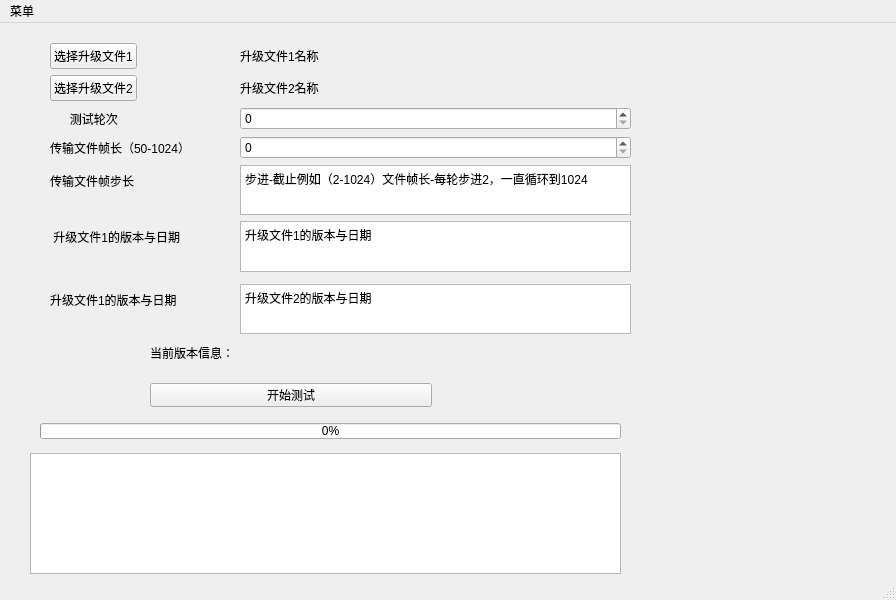
Qt form main_interface.ui (hellowangyu3/python) before a commit.
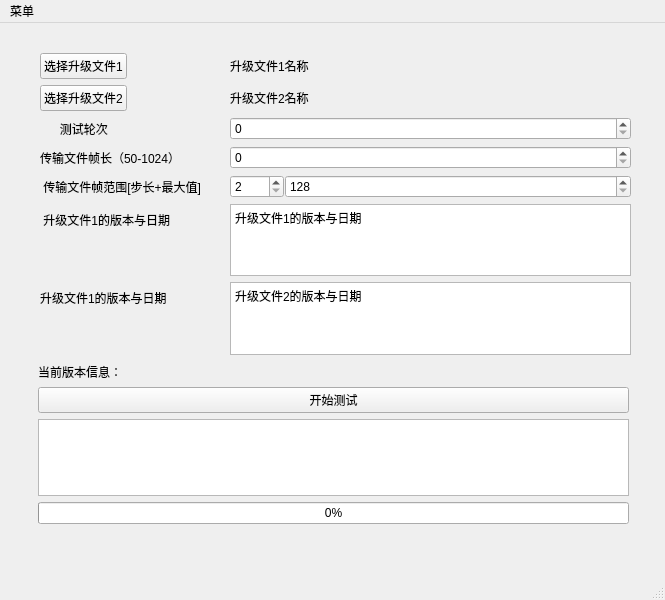
The same form after that commit.

Commit message: 改了帧范围取值以及ui设计，先这样吧，睡觉

Patch:
```diff
--- a/main_interface.ui
+++ b/main_interface.ui
@@ -6,7 +6,7 @@
    <rect>
     <x>0</x>
     <y>0</y>
-    <width>896</width>
+    <width>665</width>
     <height>600</height>
    </rect>
   </property>
@@ -14,62 +14,49 @@
    <string>MainWindow</string>
   </property>
   <widget class="QWidget" name="centralwidget">
-   <widget class="QPushButton" name="pushButtonupgrade">
+   <widget class="QWidget" name="gridLayoutWidget">
     <property name="geometry">
      <rect>
-      <x>150</x>
-      <y>360</y>
-      <width>282</width>
-      <height>24</height>
-     </rect>
-    </property>
-    <property name="text">
-     <string>开始测试</string>
-    </property>
-   </widget>
-   <widget class="QPlainTextEdit" name="plainTextEdit_3">
-    <property name="geometry">
-     <rect>
-      <x>30</x>
-      <y>430</y>
+      <x>38</x>
+      <y>340</y>
       <width>591</width>
-      <height>121</height>
+      <height>161</height>
      </rect>
     </property>
-   </widget>
-   <widget class="QLabel" name="label_7">
-    <property name="geometry">
-     <rect>
-      <x>150</x>
-      <y>320</y>
-      <width>281</width>
-      <height>20</height>
-     </rect>
-    </property>
-    <property name="text">
-     <string>当前版本信息：</string>
-    </property>
-   </widget>
-   <widget class="QProgressBar" name="progressBar">
-    <property name="geometry">
-     <rect>
-      <x>40</x>
-      <y>400</y>
-      <width>581</width>
-      <height>16</height>
-     </rect>
-    </property>
-    <property name="value">
-     <number>0</number>
-    </property>
+    <layout class="QGridLayout" name="gridLayout">
+     <item row="4" column="0">
+      <widget class="QPlainTextEdit" name="plainTextEdit_3"/>
+     </item>
+     <item row="2" column="0">
+      <widget class="QLabel" name="label_7">
+       <property name="text">
+        <string>当前版本信息：</string>
+       </property>
+      </widget>
+     </item>
+     <item row="3" column="0">
+      <widget class="QPushButton" name="pushButtonupgrade">
+       <property name="text">
+        <string>开始测试</string>
+       </property>
+      </widget>
+     </item>
+     <item row="5" column="0">
+      <widget class="QProgressBar" name="progressBar">
+       <property name="value">
+        <number>0</number>
+       </property>
+      </widget>
+     </item>
+    </layout>
    </widget>
    <widget class="QWidget" name="formLayoutWidget">
     <property name="geometry">
      <rect>
-      <x>50</x>
-      <y>20</y>
-      <width>581</width>
-      <height>291</height>
+      <x>40</x>
+      <y>30</y>
+      <width>591</width>
+      <height>302</height>
      </rect>
     </property>
     <layout class="QFormLayout" name="formLayout_3">
@@ -124,10 +111,40 @@
      <item row="6" column="0">
       <widget class="QLabel" name="label_8">
        <property name="text">
-        <string>传输文件帧步长             </string>
+        <string> 传输文件帧范围[步长+最大值]</string>
        </property>
       </widget>
      </item>
+     <item row="6" column="1">
+      <layout class="QFormLayout" name="formLayout">
+       <property name="horizontalSpacing">
+        <number>1</number>
+       </property>
+       <property name="verticalSpacing">
+        <number>2</number>
+       </property>
+       <item row="1" column="1">
+        <widget class="QSpinBox" name="spinBox_5step">
+         <property name="minimum">
+          <number>128</number>
+         </property>
+         <property name="maximum">
+          <number>1024</number>
+         </property>
+        </widget>
+       </item>
+       <item row="1" column="0">
+        <widget class="QSpinBox" name="spinBox_6maxsize">
+         <property name="minimum">
+          <number>2</number>
+         </property>
+         <property name="maximum">
+          <number>1022</number>
+         </property>
+        </widget>
+       </item>
+      </layout>
+     </item>
      <item row="7" column="0">
       <widget class="QLabel" name="label_5">
        <property name="text">
@@ -142,40 +159,20 @@
        </property>
       </widget>
      </item>
-     <item row="8" column="1">
-      <spacer name="verticalSpacer">
-       <property name="orientation">
-        <enum>Qt::Vertical</enum>
-       </property>
-       <property name="sizeHint" stdset="0">
-        <size>
-         <width>20</width>
-         <height>40</height>
-        </size>
-       </property>
-      </spacer>
-     </item>
-     <item row="9" column="0">
+     <item row="8" column="0">
       <widget class="QLabel" name="label_6">
        <property name="text">
         <string>升级文件1的版本与日期</string>
        </property>
       </widget>
      </item>
-     <item row="9" column="1">
+     <item row="8" column="1">
       <widget class="QPlainTextEdit" name="plainTextEdit">
        <property name="plainText">
         <string>升级文件2的版本与日期</string>
        </property>
       </widget>
      </item>
-     <item row="6" column="1">
-      <widget class="QPlainTextEdit" name="plainTextEdit_4">
-       <property name="plainText">
-        <string>步进-截止例如（2-1024）文件帧长-每轮步进2，一直循环到1024</string>
-       </property>
-      </widget>
-     </item>
     </layout>
    </widget>
   </widget>
@@ -184,8 +181,8 @@
     <rect>
      <x>0</x>
      <y>0</y>
-     <width>896</width>
-     <height>22</height>
+     <width>665</width>
+     <height>23</height>
     </rect>
    </property>
    <widget class="QMenu" name="menu">
```
The commit also changes 2 other files.
